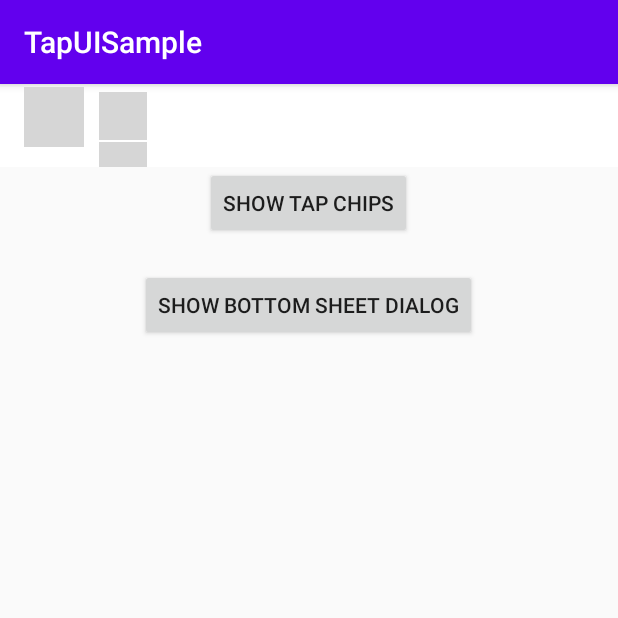
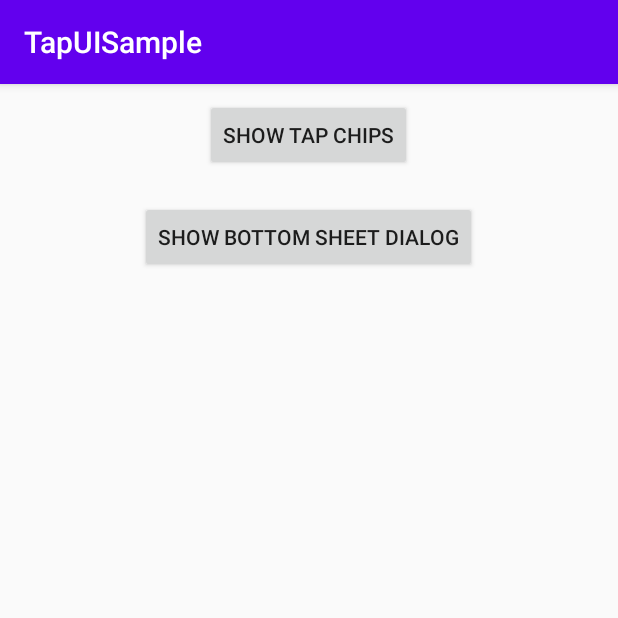
Before and after one commit to Tap-Payments/TapUIKit-Android, an Android app: the screen it shows after launch (MainActivity), on a phone screen of 412 x 824 dp, the top half of it. Run offline under Robolectric (Android 15) with nearby library versions, the light colour scheme and no system bars; grey boxes are pictures that could not be loaded.

Commit message:
codereformat and headerchange

```diff
--- a/app/src/main/res/layout/activity_main.xml
+++ b/app/src/main/res/layout/activity_main.xml
@@ -5,15 +5,9 @@
     android:orientation="vertical"
     tools:context=".MainActivity">
 
-    <company.tap.tapuilibrary.TapHeader
-        android:layout_width="match_parent"
-        android:layout_height="wrap_content"
-        android:layout_marginTop="2dp"
-        android:background="#ffffff"
-      />
-
-   <Button
+    <Button
        android:onClick="openTapChip"
+        android:layout_marginTop="@dimen/margin_basic_10dp"
        android:layout_width="wrap_content"
        android:layout_height="wrap_content"
        android:layout_gravity="center_horizontal"
--- a/app/src/main/res/layout/custom_bottom_sheet.xml
+++ b/app/src/main/res/layout/custom_bottom_sheet.xml
@@ -26,12 +26,13 @@
     <company.tap.tapuilibrary.TapSeparatorView
         android:layout_width="wrap_content"
         android:layout_height="1dp"
-        android:background="@color/view_color"/>
+        android:background="@color/view_color"
+        android:layout_marginStart="@dimen/margin_basic_19dp"
+        android:layout_marginEnd="17dp"/>
 
-    <company.tap.tapuilibrary.TapTextView
+   <company.tap.tapuilibrary.TapTextView
         android:layout_width="wrap_content"
         android:layout_height="wrap_content"
-        android:text="TAPUIKIT"
-        android:layout_gravity="center_horizontal"/>
+       android:layout_gravity="center_horizontal"/>
 
 </LinearLayout>
--- a/tapuilibrary/src/main/res/layout/tap_main_header.xml
+++ b/tapuilibrary/src/main/res/layout/tap_main_header.xml
@@ -66,17 +66,5 @@
 
 
     </LinearLayout>
-    <company.tap.tapuilibrary.TapImageView
-        android:id="@+id/cancel_icon"
-        android:layout_width="40dp"
-        android:layout_height="40dp"
-        android:layout_marginStart="@dimen/margin_basic_16dp"
-        android:layout_marginBottom="@dimen/margin_basic_13dp"
-        android:visibility="visible"/>
 </LinearLayout>
-    <View
-        android:id="@+id/horizntl_view"
-        android:layout_width="match_parent"
-        android:layout_height= "1dp"
-        android:background="#dfdfdf" />
 </LinearLayout>
```
